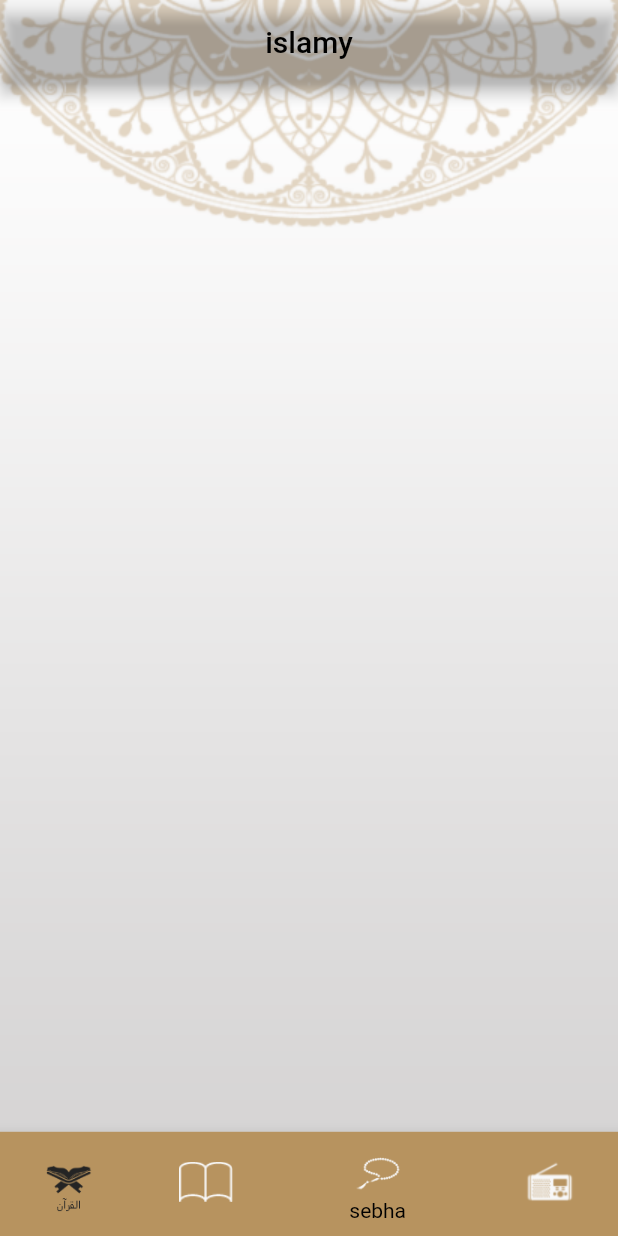
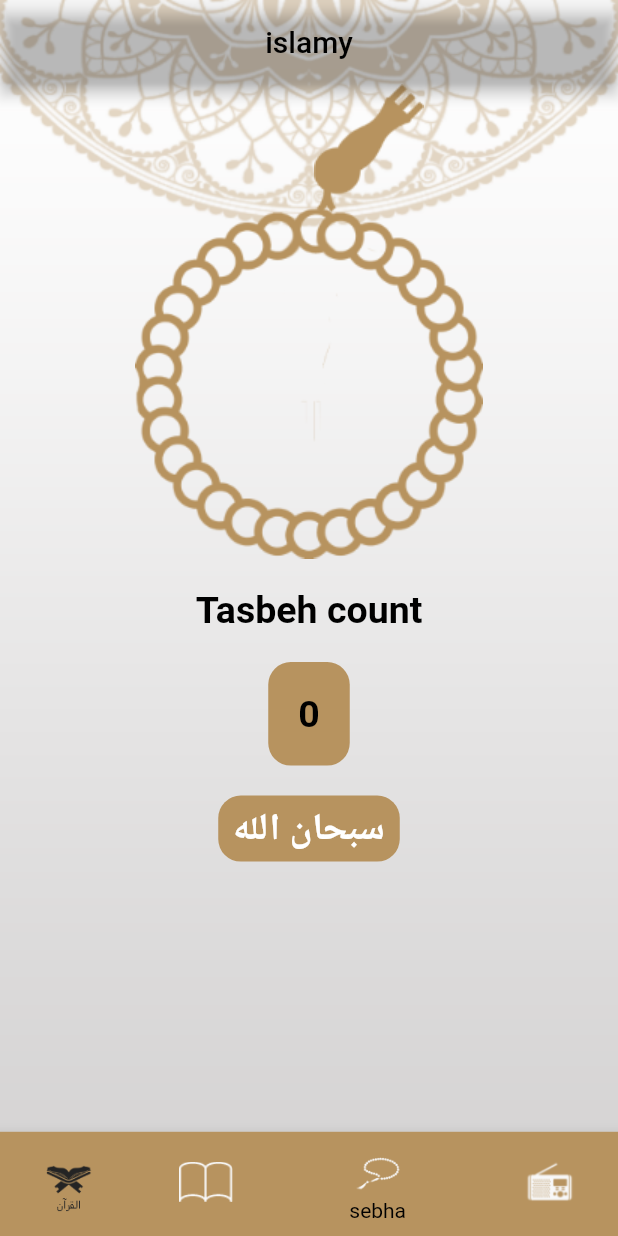
Before and after one commit to haidy-code/islamy-project, a Flutter app: the screen it shows after launch, item 3 of the bottom bar chosen, on a phone screen of 412 x 824 dp. Run offline on Flutter 3.47's test engine with Material 2 defaults, Android fonts, the phone set to English and light mode, and no system bars.

Commit message:
sebha tab chamges

```diff
--- a/lib/Ahadeth/Ahadeth_details.dart
+++ b/lib/Ahadeth/Ahadeth_details.dart
@@ -16,7 +16,9 @@ class _Ahadeth_detailsState extends State<Ahadeth_details> {
   @override
   Widget build(BuildContext context) {
     var args = ModalRoute.of(context)?.settings.arguments as AhadethDetailsArgs;
+    if (verses.isEmpty) {
       loadhadethdetails(args.hadeth_index);
+    }
     return Stack(
       children: [
         Image.asset(
@@ -38,7 +40,7 @@ class _Ahadeth_detailsState extends State<Ahadeth_details> {
           ),
           backgroundColor: Colors.transparent,
           body: Container(
-            margin: EdgeInsets.symmetric(vertical: 40, horizontal: 10),
+            margin: EdgeInsets.symmetric(vertical: 50, horizontal: 10),
             decoration: BoxDecoration(
                 color: Colors.white, borderRadius: BorderRadius.circular(12)),
             child: verses.isEmpty
@@ -72,7 +74,13 @@ class _Ahadeth_detailsState extends State<Ahadeth_details> {
     String filecontent =
     await rootBundle.loadString('assets/hadeth/h${hadeth_index + 1}.txt');
     List<String> hadeth = filecontent.split('\n');
-    verses = hadeth;
+    List<String> body = [];
+
+    for (int i = 1; i < hadeth.length; i++) {
+      body.add(hadeth[i]);
+    }
+    verses = body;
+
     setState(() {});
   }
 }
--- a/lib/Quran/Soura_details.dart
+++ b/lib/Quran/Soura_details.dart
@@ -15,7 +15,9 @@ class _Soura_detailsState extends State<Soura_details> {
   @override
   Widget build(BuildContext context) {
     var args = ModalRoute.of(context)?.settings.arguments as SoraDetailsArgs;
+    if (verses.isEmpty) {
       loadsoradetails(args.soura_index);
+    }
     return Stack(
       children: [
         Image.asset(
@@ -37,7 +39,7 @@ class _Soura_detailsState extends State<Soura_details> {
           ),
           backgroundColor: Colors.transparent,
           body: Container(
-            margin: EdgeInsets.symmetric(vertical: 40, horizontal: 10),
+            margin: EdgeInsets.symmetric(vertical: 50, horizontal: 10),
             decoration: BoxDecoration(
                 color: Colors.white, borderRadius: BorderRadius.circular(12)),
             child: verses.isEmpty
--- a/lib/Sebha/Sebha.dart
+++ b/lib/Sebha/Sebha.dart
@@ -1,8 +1,104 @@
 import 'package:flutter/material.dart';
+import 'package:islamy_app/main.dart';
 
-class Sebha extends StatelessWidget {
+class Sebha extends StatefulWidget {
+  @override
+  _SebhaState createState() => _SebhaState();
+}
+
+class _SebhaState extends State<Sebha> {
+  int counter = 0;
+
+  List<String> tasbeh_list = [
+    'سبحان الله',
+    'الحمد لله',
+    'لا اله الا الله',
+    'الله اكبر',
+    'لا حول ولا قوه الا بالله'
+  ];
+
+  int current_index = 0;
+  double angle = 0;
+
   @override
   Widget build(BuildContext context) {
-    return Container();
+    return Container(
+      width: double.infinity,
+      child: Column(
+        children: [
+          Stack(
+            children: [
+              InkWell(
+                onTap: ontasbehaclick,
+                child: Container(
+                  margin: EdgeInsets.only(
+                      top: MediaQuery.of(context).size.height * 0.1),
+                  child: Transform.rotate(
+                      angle: angle,
+                      child: Image.asset('assets/images/sebha_body.png')),
+                ),
+              ),
+              Container(
+                child: Image.asset('assets/images/sebha_head.png'),
+                margin: EdgeInsets.only(
+                    left: MediaQuery.of(context).size.height * 0.145),
+              )
+            ],
+          ),
+          Container(
+              margin: EdgeInsets.symmetric(vertical: 20),
+              child: Text(
+                'Tasbeh count',
+                style: TextStyle(
+                    fontSize: 25,
+                    color: Colors.black,
+                    fontWeight: FontWeight.w600),
+              )),
+          Container(
+            margin: EdgeInsets.only(bottom: 20),
+            decoration: BoxDecoration(
+                color: Color.fromRGBO(183, 147, 95, 1.0),
+                borderRadius: BorderRadius.circular(15)),
+            padding: EdgeInsets.all(20),
+            child: Text(
+              '$counter',
+              style: TextStyle(
+                  fontSize: 25,
+                  color: Colors.black,
+                  fontWeight: FontWeight.bold),
+            ),
+          ),
+          Container(
+            margin: EdgeInsets.only(bottom: 20),
+            decoration: BoxDecoration(
+                color: Mythemedata.primarycolor,
+                borderRadius: BorderRadius.circular(15)),
+            padding: EdgeInsets.symmetric(vertical: 5, horizontal: 10),
+            child: Text(
+              '${tasbeh_list[current_index]}',
+              style: TextStyle(
+                  fontSize: 25,
+                  color: Colors.white,
+                  fontWeight: FontWeight.w600),
+            ),
+          ),
+        ],
+      ),
+    );
+  }
+
+  void ontasbehaclick() {
+    setState(() {
+      counter++;
+      angle = angle + 30;
+      if (counter % 33 == 0) {
+        if (current_index == 4) {
+          current_index = 0;
+          return;
+        }
+
+        current_index++;
+      }
+    });
   }
 }
```
Also changed, not shown: assets/images/2.0x/sebha_body@2x.png (added), assets/images/2.0x/sebha_head@2x.png (added), assets/images/3.0x/sebha_body@3x.png (added), assets/images/3.0x/sebha_head@3x.png (added), assets/images/sebha_body.png (added), assets/images/sebha_head.png (added). Lines whose indentation alone changed are shown as unchanged.
